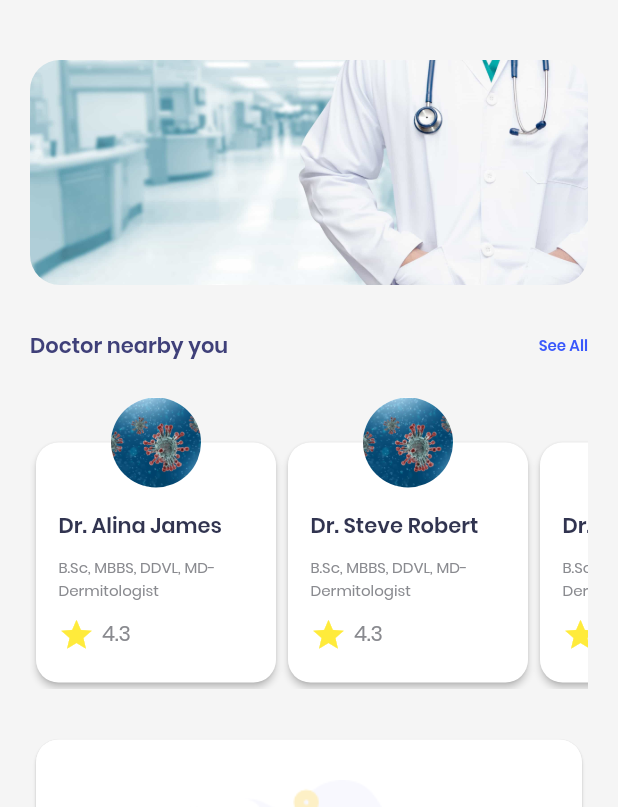
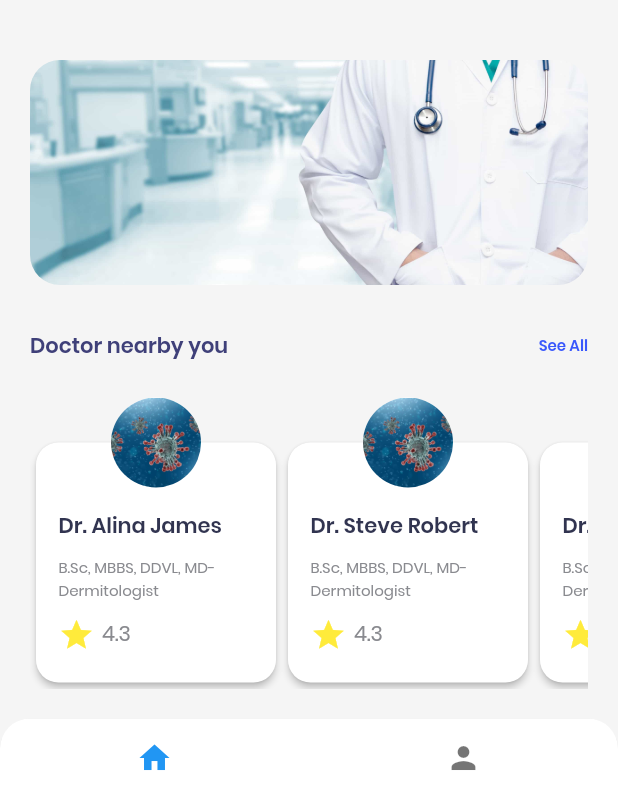
Before and after one commit to huymichael/medic, a Flutter app: the screen it shows after launch, on a phone screen of 412 x 824 dp, the part 429-1236 px from its top. Run offline on Flutter 3.47's test engine with Material 2 defaults, Android fonts, the phone set to English and light mode, and no system bars.

Commit message:
add bottom bar

```diff
--- a/medic/lib/my_app.dart
+++ b/medic/lib/my_app.dart
@@ -1,11 +1,12 @@
 import 'package:flutter/material.dart';
 import 'package:medic/src/utils/theme/app_theme.dart';
 import 'package:medic/src/views/screens/home/home.screen.dart';
-import 'package:medic/src/views/screens/splash/splash.screen.dart';
+import 'package:medic/src/views/widgets/bottom_navigation_bar/bottom_navigation_bar_controller.dart';
 
 class App extends StatelessWidget {
   @override
   Widget build(BuildContext context) {
-    return MaterialApp(theme: AppTheme.customTheme, home: HomeScreen());
+    return MaterialApp(
+        theme: AppTheme.customTheme, home: BottomNavigationBarController());
   }
 }
--- /dev/null
+++ b/medic/lib/src/views/screens/account/account.screen.dart
@@ -0,0 +1,14 @@
+import 'package:flutter/material.dart';
+
+class AccountScreen extends StatelessWidget {
+  AccountScreen({Key key}) : super(key: key);
+
+  @override
+  Widget build(BuildContext context) {
+    return Scaffold(
+      appBar: AppBar(
+        title: Text('account'),
+      ),
+    );
+  }
+}
--- a/medic/lib/src/views/screens/home/home.screen.dart
+++ b/medic/lib/src/views/screens/home/home.screen.dart
@@ -7,6 +7,8 @@ import 'package:medic/src/views/screens/home/widgets/home_header.widget.dart';
 import 'package:medic/src/views/screens/home/widgets/share_friend_code.widget.dart';
 
 class HomeScreen extends StatelessWidget {
+  HomeScreen({Key key}) : super(key: key);
+
   @override
   Widget build(BuildContext context) {
     return Scaffold(
--- /dev/null
+++ b/medic/lib/src/views/widgets/bottom_navigation_bar/bottom_navigation_bar_controller.dart
@@ -0,0 +1,61 @@
+import 'package:flutter/cupertino.dart';
+import 'package:flutter/material.dart';
+import 'package:medic/src/views/screens/account/account.screen.dart';
+import 'package:medic/src/views/screens/home/home.screen.dart';
+
+class BottomNavigationBarController extends StatefulWidget {
+  @override
+  _BottomNavigationBarControllerState createState() =>
+      _BottomNavigationBarControllerState();
+}
+
+class _BottomNavigationBarControllerState
+    extends State<BottomNavigationBarController> {
+  final List<Widget> pages = [
+    HomeScreen(key: PageStorageKey('home')),
+    AccountScreen(key: PageStorageKey('account'))
+  ];
+  final PageStorageBucket storageBucket = PageStorageBucket();
+  int _currentTab = 0;
+  Widget _currentPage;
+
+  @override
+  void initState() {
+    _currentPage = pages[0];
+    super.initState();
+  }
+
+  @override
+  Widget build(BuildContext context) {
+    return Scaffold(
+      bottomNavigationBar: _buildBottomNavigationBar(_currentTab),
+      body: PageStorage(
+        child: pages[_currentTab],
+        bucket: storageBucket,
+      ),
+    );
+  }
+
+  Widget _buildBottomNavigationBar(int currentPage) => ClipRRect(
+        borderRadius: BorderRadius.only(
+            topLeft: Radius.circular(20.0), topRight: Radius.circular(20.0)),
+        child: BottomNavigationBar(
+          showUnselectedLabels: false,
+          showSelectedLabels: false,
+          backgroundColor: Colors.white,
+          items: <BottomNavigationBarItem>[
+            BottomNavigationBarItem(
+                icon: Icon(Icons.home), title: Text('Home')),
+            BottomNavigationBarItem(
+                icon: Icon(Icons.person), title: Text('Account')),
+          ],
+          currentIndex: _currentTab,
+          onTap: (int index) {
+            setState(() {
+              _currentTab = index;
+              _currentPage = pages[index];
+            });
+          },
+        ),
+      );
+}
```
